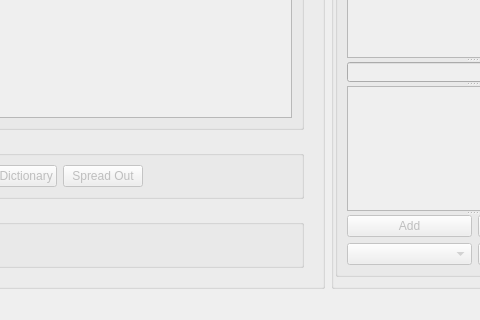
Qt form rsrc/papagayo-ng2.ui (morevnaproject-org/papagayo-ng) before a commit; both pictures show x 370 to 850 and y 448 to 768 of the 1024 by 768 pixel window.
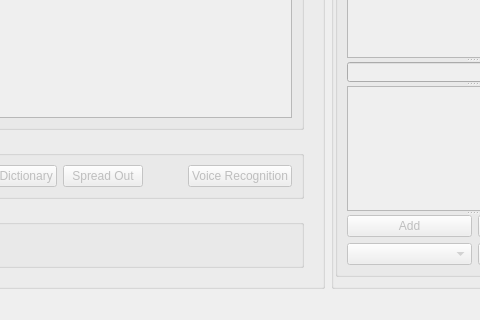
The same form after that commit. Icons and pictures are not drawn. Custom widgets are drawn as their Qt base class.

Commit message: Add button for auto recognition. Also partially fixed some rendering bugs when zooming and changing between voices.

```diff
--- a/rsrc/papagayo-ng2.ui
+++ b/rsrc/papagayo-ng2.ui
@@ -229,6 +229,17 @@
                   </property>
                  </spacer>
                 </item>
+                <item>
+                 <widget class="QPushButton" name="voice_recognition_button">
+                  <property name="text">
+                   <string>Voice Recognition</string>
+                  </property>
+                  <property name="icon">
+                   <iconset resource="../qt-icons.qrc">
+                    <normaloff>:/rsrc/voice-recognition-fill.png</normaloff>:/rsrc/voice-recognition-fill.png</iconset>
+                  </property>
+                 </widget>
+                </item>
                </layout>
               </widget>
              </item>
```
The commit also changes 3 other files.
